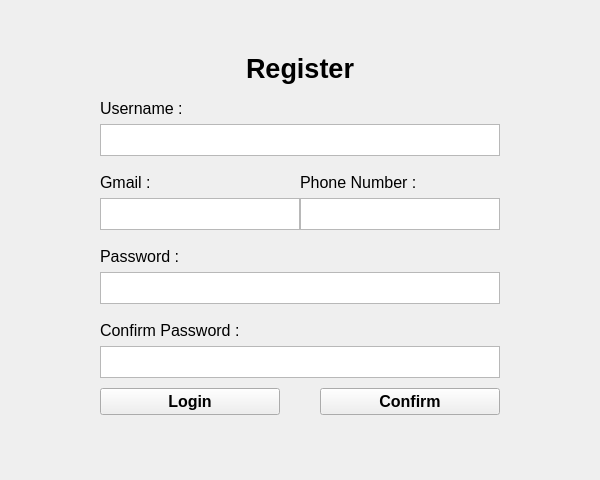
Old version of the form uiFiles/uis/prototype3.ui in the repository its-sentral/Collaborate-Coding-App.
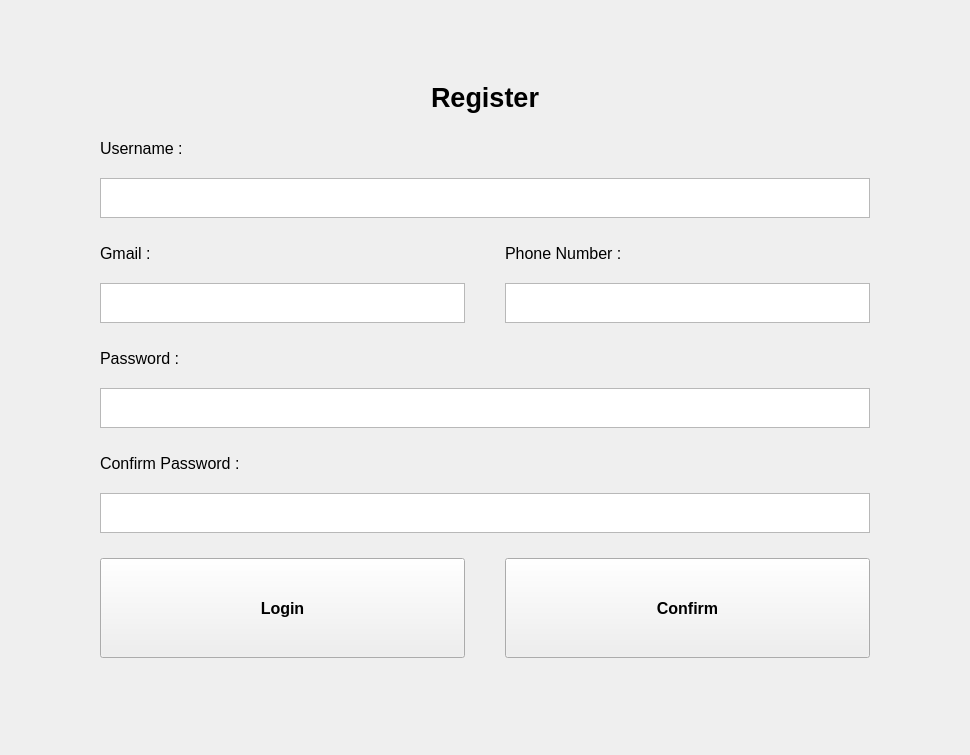
New version of the form. The open tabs and pages were chosen to show the change.

What changed in the file:
```diff
--- a/uiFiles/uis/prototype3.ui
+++ b/uiFiles/uis/prototype3.ui
@@ -6,8 +6,8 @@
    <rect>
     <x>0</x>
     <y>0</y>
-    <width>600</width>
-    <height>480</height>
+    <width>970</width>
+    <height>755</height>
    </rect>
   </property>
   <property name="sizePolicy">
@@ -248,32 +248,6 @@
                 <string>Password : </string>
                </property>
               </widget>
-             </item>
-            </layout>
-           </item>
-           <item>
-            <layout class="QHBoxLayout" name="horizontalLayout_19">
-             <property name="topMargin">
-              <number>0</number>
-             </property>
-             <property name="bottomMargin">
-              <number>20</number>
-             </property>
-             <item>
-              <spacer name="horizontalSpacer_25">
-               <property name="orientation">
-                <enum>Qt::Orientation::Horizontal</enum>
-               </property>
-               <property name="sizeType">
-                <enum>QSizePolicy::Policy::Fixed</enum>
-               </property>
-               <property name="sizeHint" stdset="0">
-                <size>
-                 <width>80</width>
-                 <height>5</height>
-                </size>
-               </property>
-              </spacer>
              </item>
              <item>
               <widget class="QTextEdit" name="loginPassword">
@@ -286,7 +260,7 @@
               </widget>
              </item>
              <item>
-              <spacer name="horizontalSpacer_22">
+              <spacer name="horizontalSpacer_6">
                <property name="orientation">
                 <enum>Qt::Orientation::Horizontal</enum>
                </property>
@@ -296,7 +270,7 @@
                <property name="sizeHint" stdset="0">
                 <size>
                  <width>80</width>
-                 <height>5</height>
+                 <height>20</height>
                 </size>
                </property>
               </spacer>
@@ -474,6 +448,12 @@
              </item>
              <item>
               <widget class="QLabel" name="label_3">
+               <property name="sizePolicy">
+                <sizepolicy hsizetype="Preferred" vsizetype="Maximum">
+                 <horstretch>0</horstretch>
+                 <verstretch>0</verstretch>
+                </sizepolicy>
+               </property>
                <property name="font">
                 <font>
                  <pointsize>20</pointsize>
@@ -522,7 +502,18 @@
               </spacer>
              </item>
              <item>
+              <layout class="QVBoxLayout" name="verticalLayout_15">
+               <property name="sizeConstraint">
+                <enum>QLayout::SizeConstraint::SetFixedSize</enum>
+               </property>
+               <item>
               <widget class="QLabel" name="label_11">
+                 <property name="maximumSize">
+                  <size>
+                   <width>16777215</width>
+                   <height>60</height>
+                  </size>
+                 </property>
                <property name="font">
                 <font>
                  <pointsize>12</pointsize>
@@ -532,29 +523,6 @@
                 <string>Username :</string>
                </property>
               </widget>
-             </item>
-            </layout>
-           </item>
-           <item>
-            <layout class="QHBoxLayout" name="horizontalLayout_29">
-             <property name="bottomMargin">
-              <number>5</number>
-             </property>
-             <item>
-              <spacer name="horizontalSpacer_35">
-               <property name="orientation">
-                <enum>Qt::Orientation::Horizontal</enum>
-               </property>
-               <property name="sizeType">
-                <enum>QSizePolicy::Policy::Fixed</enum>
-               </property>
-               <property name="sizeHint" stdset="0">
-                <size>
-                 <width>80</width>
-                 <height>5</height>
-                </size>
-               </property>
-              </spacer>
              </item>
              <item>
               <widget class="QTextEdit" name="registerUsername">
@@ -564,7 +532,15 @@
                  <verstretch>0</verstretch>
                 </sizepolicy>
                </property>
-              </widget>
+                 <property name="maximumSize">
+                  <size>
+                   <width>16777215</width>
+                   <height>40</height>
+                  </size>
+                 </property>
+                </widget>
+               </item>
+              </layout>
              </item>
              <item>
               <spacer name="horizontalSpacer_36">
@@ -586,6 +562,9 @@
            </item>
            <item>
             <layout class="QHBoxLayout" name="horizontalLayout_35">
+             <property name="sizeConstraint">
+              <enum>QLayout::SizeConstraint::SetFixedSize</enum>
+             </property>
              <property name="topMargin">
               <number>5</number>
              </property>
@@ -606,7 +585,26 @@
               </spacer>
              </item>
              <item>
+              <layout class="QVBoxLayout" name="verticalLayout_16">
+               <property name="spacing">
+                <number>0</number>
+               </property>
+               <property name="bottomMargin">
+                <number>0</number>
+               </property>
+               <item>
+                <layout class="QHBoxLayout" name="horizontalLayout_7">
+                 <property name="sizeConstraint">
+                  <enum>QLayout::SizeConstraint::SetFixedSize</enum>
+                 </property>
+                 <item>
               <widget class="QLabel" name="label_17">
+                   <property name="maximumSize">
+                    <size>
+                     <width>16777215</width>
+                     <height>60</height>
+                    </size>
+                   </property>
                <property name="font">
                 <font>
                  <pointsize>12</pointsize>
@@ -617,8 +615,30 @@
                </property>
               </widget>
              </item>
+                 <item>
+                  <spacer name="horizontalSpacer_23">
+                   <property name="orientation">
+                    <enum>Qt::Orientation::Horizontal</enum>
+                   </property>
+                   <property name="sizeType">
+                    <enum>QSizePolicy::Policy::Fixed</enum>
+                   </property>
+                   <property name="sizeHint" stdset="0">
+                    <size>
+                     <width>40</width>
+                     <height>20</height>
+                    </size>
+                   </property>
+                  </spacer>
+                 </item>
              <item>
               <widget class="QLabel" name="label_14">
+                   <property name="maximumSize">
+                    <size>
+                     <width>16777215</width>
+                     <height>60</height>
+                    </size>
+                   </property>
                <property name="font">
                 <font>
                  <pointsize>12</pointsize>
@@ -629,31 +649,28 @@
                </property>
               </widget>
              </item>
-             <item>
-              <spacer name="horizontalSpacer_54">
-               <property name="orientation">
-                <enum>Qt::Orientation::Horizontal</enum>
-               </property>
-               <property name="sizeType">
-                <enum>QSizePolicy::Policy::Fixed</enum>
-               </property>
-               <property name="sizeHint" stdset="0">
-                <size>
-                 <width>80</width>
-                 <height>5</height>
-                </size>
-               </property>
-              </spacer>
-             </item>
             </layout>
            </item>
            <item>
-            <layout class="QHBoxLayout" name="horizontalLayout_39">
-             <property name="bottomMargin">
-              <number>5</number>
-             </property>
+                <layout class="QHBoxLayout" name="horizontalLayout_19">
+                 <item>
+                  <widget class="QTextEdit" name="registerPhoneNumber">
+                   <property name="sizePolicy">
+                    <sizepolicy hsizetype="Expanding" vsizetype="Ignored">
+                     <horstretch>0</horstretch>
+                     <verstretch>0</verstretch>
+                    </sizepolicy>
+                   </property>
+                   <property name="maximumSize">
+                    <size>
+                     <width>16777215</width>
+                     <height>40</height>
+                    </size>
+                   </property>
+                  </widget>
+                 </item>
              <item>
-              <spacer name="horizontalSpacer_52">
+                  <spacer name="horizontalSpacer_24">
                <property name="orientation">
                 <enum>Qt::Orientation::Horizontal</enum>
                </property>
@@ -662,8 +679,8 @@
                </property>
                <property name="sizeHint" stdset="0">
                 <size>
-                 <width>80</width>
-                 <height>5</height>
+                     <width>40</width>
+                     <height>20</height>
                 </size>
                </property>
               </spacer>
@@ -676,6 +693,12 @@
                  <verstretch>0</verstretch>
                 </sizepolicy>
                </property>
+                   <property name="maximumSize">
+                    <size>
+                     <width>16777215</width>
+                     <height>40</height>
+                    </size>
+                   </property>
                <property name="html">
                 <string>&lt;!DOCTYPE HTML PUBLIC &quot;-//W3C//DTD HTML 4.0//EN&quot; &quot;http://www.w3.org/TR/REC-html40/strict.dtd&quot;&gt;
 &lt;html&gt;&lt;head&gt;&lt;meta name=&quot;qrichtext&quot; content=&quot;1&quot; /&gt;&lt;meta charset=&quot;utf-8&quot; /&gt;&lt;style type=&quot;text/css&quot;&gt;
@@ -688,18 +711,12 @@
                </property>
               </widget>
              </item>
-             <item>
-              <widget class="QTextEdit" name="registerPhoneNumber">
-               <property name="sizePolicy">
-                <sizepolicy hsizetype="Expanding" vsizetype="Ignored">
-                 <horstretch>0</horstretch>
-                 <verstretch>0</verstretch>
-                </sizepolicy>
-               </property>
-              </widget>
-             </item>
+                </layout>
+               </item>
+              </layout>
+             </item>
              <item>
-              <spacer name="horizontalSpacer_53">
+              <spacer name="horizontalSpacer_54">
                <property name="orientation">
                 <enum>Qt::Orientation::Horizontal</enum>
                </property>
@@ -738,7 +755,18 @@
               </spacer>
              </item>
              <item>
+              <layout class="QVBoxLayout" name="verticalLayout_17">
+               <property name="sizeConstraint">
+                <enum>QLayout::SizeConstraint::SetFixedSize</enum>
+               </property>
+               <item>
               <widget class="QLabel" name="label_12">
+                 <property name="maximumSize">
+                  <size>
+                   <width>16777215</width>
+                   <height>60</height>
+                  </size>
+                 </property>
                <property name="font">
                 <font>
                  <pointsize>12</pointsize>
@@ -748,29 +776,6 @@
                 <string>Password : </string>
                </property>
               </widget>
-             </item>
-            </layout>
-           </item>
-           <item>
-            <layout class="QHBoxLayout" name="horizontalLayout_27">
-             <property name="bottomMargin">
-              <number>5</number>
-             </property>
-             <item>
-              <spacer name="horizontalSpacer_45">
-               <property name="orientation">
-                <enum>Qt::Orientation::Horizontal</enum>
-               </property>
-               <property name="sizeType">
-                <enum>QSizePolicy::Policy::Fixed</enum>
-               </property>
-               <property name="sizeHint" stdset="0">
-                <size>
-                 <width>80</width>
-                 <height>5</height>
-                </size>
-               </property>
-              </spacer>
              </item>
              <item>
               <widget class="QTextEdit" name="registerPassword">
@@ -780,7 +785,15 @@
                  <verstretch>0</verstretch>
                 </sizepolicy>
                </property>
-              </widget>
+                 <property name="maximumSize">
+                  <size>
+                   <width>16777215</width>
+                   <height>40</height>
+                  </size>
+                 </property>
+                </widget>
+               </item>
+              </layout>
              </item>
              <item>
               <spacer name="horizontalSpacer_38">
@@ -822,6 +835,11 @@
               </spacer>
              </item>
              <item>
+              <layout class="QVBoxLayout" name="verticalLayout_18">
+               <property name="sizeConstraint">
+                <enum>QLayout::SizeConstraint::SetFixedSize</enum>
+               </property>
+               <item>
               <widget class="QLabel" name="label_13">
                <property name="sizePolicy">
                 <sizepolicy hsizetype="Preferred" vsizetype="Ignored">
@@ -829,6 +847,12 @@
                  <verstretch>0</verstretch>
                 </sizepolicy>
                </property>
+                 <property name="maximumSize">
+                  <size>
+                   <width>16777215</width>
+                   <height>60</height>
+                  </size>
+                 </property>
                <property name="font">
                 <font>
                  <pointsize>12</pointsize>
@@ -839,29 +863,6 @@
                </property>
               </widget>
              </item>
-            </layout>
-           </item>
-           <item>
-            <layout class="QHBoxLayout" name="horizontalLayout_25">
-             <property name="bottomMargin">
-              <number>5</number>
-             </property>
-             <item>
-              <spacer name="horizontalSpacer_41">
-               <property name="orientation">
-                <enum>Qt::Orientation::Horizontal</enum>
-               </property>
-               <property name="sizeType">
-                <enum>QSizePolicy::Policy::Fixed</enum>
-               </property>
-               <property name="sizeHint" stdset="0">
-                <size>
-                 <width>80</width>
-                 <height>5</height>
-                </size>
-               </property>
-              </spacer>
-             </item>
              <item>
               <widget class="QTextEdit" name="registerConfirmPassword">
                <property name="sizePolicy">
@@ -870,10 +871,18 @@
                  <verstretch>0</verstretch>
                 </sizepolicy>
                </property>
-              </widget>
-             </item>
+                 <property name="maximumSize">
+                  <size>
+                   <width>16777215</width>
+                   <height>40</height>
+                  </size>
+                 </property>
+                </widget>
+               </item>
+              </layout>
+             </item>
              <item>
-              <spacer name="horizontalSpacer_40">
+              <spacer name="horizontalSpacer_41">
                <property name="orientation">
                 <enum>Qt::Orientation::Horizontal</enum>
                </property>
@@ -890,6 +899,22 @@
              </item>
             </layout>
            </item>
+           <item>
+            <spacer name="verticalSpacer_11">
+             <property name="orientation">
+              <enum>Qt::Orientation::Vertical</enum>
+             </property>
+             <property name="sizeType">
+              <enum>QSizePolicy::Policy::Fixed</enum>
+             </property>
+             <property name="sizeHint" stdset="0">
+              <size>
+               <width>20</width>
+               <height>20</height>
+              </size>
+             </property>
+            </spacer>
+           </item>
            <item>
             <layout class="QHBoxLayout" name="horizontalLayout_24">
              <property name="topMargin">
@@ -922,6 +947,12 @@
                  <verstretch>0</verstretch>
                 </sizepolicy>
                </property>
+               <property name="maximumSize">
+                <size>
+                 <width>16777215</width>
+                 <height>100</height>
+                </size>
+               </property>
                <property name="font">
                 <font>
                  <pointsize>12</pointsize>
@@ -934,7 +965,7 @@
               </widget>
              </item>
              <item>
-              <spacer name="horizontalSpacer_43">
+              <spacer name="horizontalSpacer_22">
                <property name="orientation">
                 <enum>Qt::Orientation::Horizontal</enum>
                </property>
@@ -944,7 +975,7 @@
                <property name="sizeHint" stdset="0">
                 <size>
                  <width>40</width>
-                 <height>5</height>
+                 <height>20</height>
                 </size>
                </property>
               </spacer>
@@ -957,6 +988,12 @@
                  <verstretch>0</verstretch>
                 </sizepolicy>
                </property>
+               <property name="maximumSize">
+                <size>
+                 <width>16777215</width>
+                 <height>100</height>
+                </size>
+               </property>
                <property name="font">
                 <font>
                  <pointsize>12</pointsize>
```
Left out of the diff: 320 changed lines with no effect on the pictures. Lines whose indentation alone changed are shown as unchanged.
